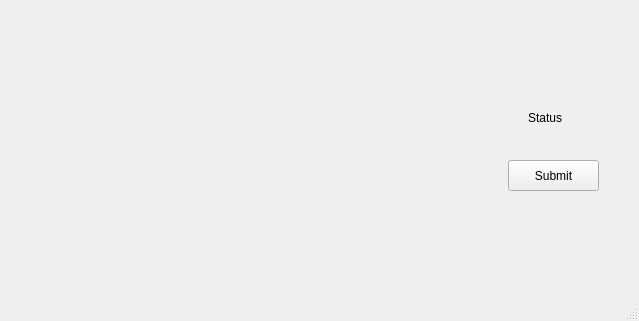
Before: the Qt Designer form gui.ui in khadijath-dot/Python-Project---Event-Manager, drawn with Qt 5; both pictures show x 161 to 800 and y 279 to 600 of the 800 by 600 pixel window.
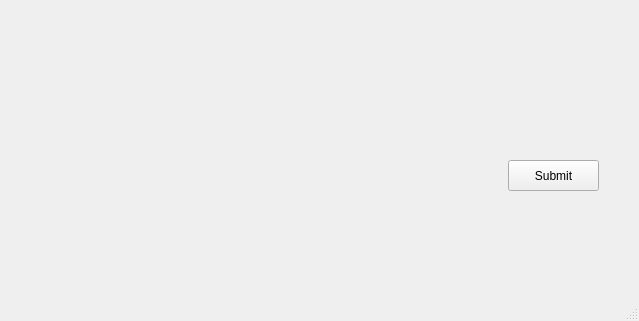
After: the same form once the commit is applied. The open tabs and pages were chosen to show the change.

The edit to the form file:
```diff
--- a/gui.ui
+++ b/gui.ui
@@ -215,14 +215,14 @@
        <widget class="QLabel" name="label_status">
         <property name="geometry">
          <rect>
-          <x>680</x>
-          <y>380</y>
-          <width>49</width>
-          <height>16</height>
+          <x>250</x>
+          <y>440</y>
+          <width>191</width>
+          <height>41</height>
          </rect>
         </property>
         <property name="text">
-         <string>Status</string>
+         <string/>
         </property>
        </widget>
       </widget>
```
Left out of the diff: 10 changed lines with no effect on the pictures.
